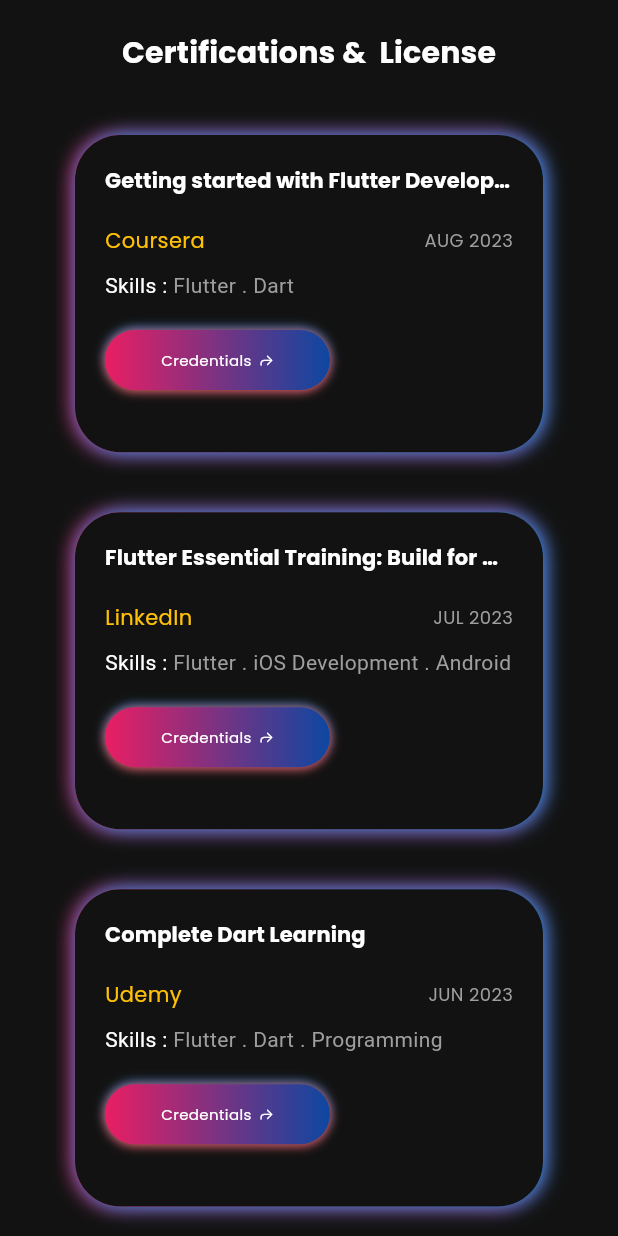
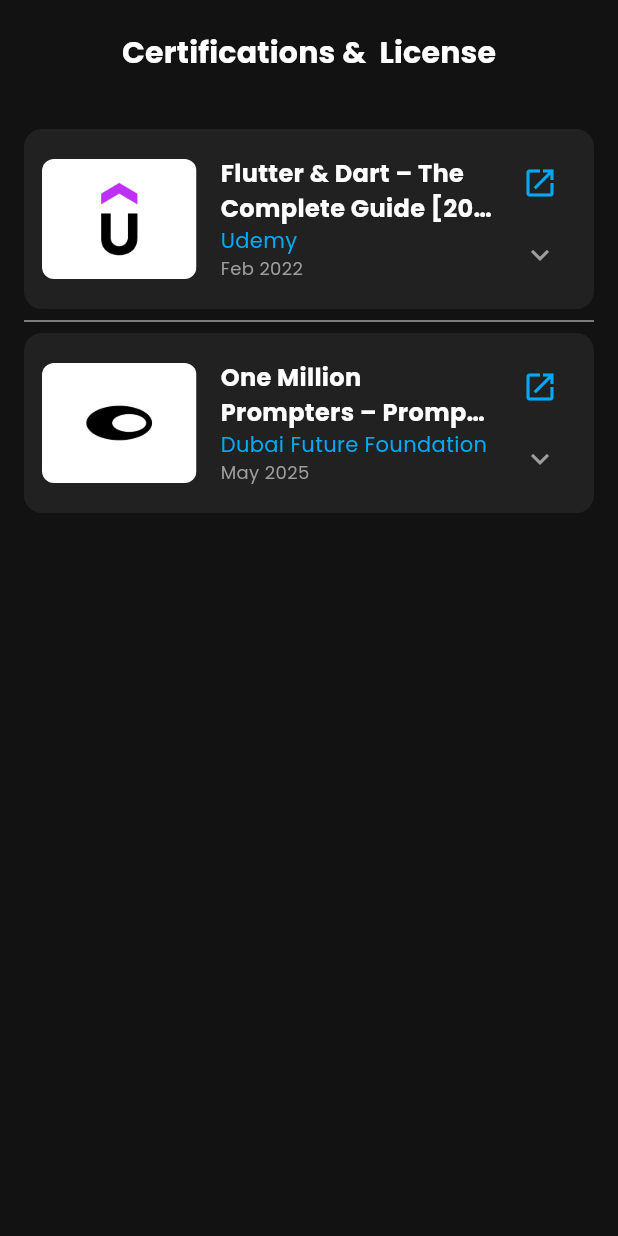
Before and after one commit to itsfahiz/fahiz-portfolio, a Flutter app: the Certifications screen opened directly, on a phone screen of 412 x 824 dp. Run offline on Flutter 3.47's test engine with Material 3 defaults, Android fonts, the phone set to English and light mode, and no system bars; our stand-ins replace flutter_svg, font_awesome_flutter, get, google_fonts, photo_view.

Commit message:
Refactors certification model and view components
Enhances the `CertificateModel` class with new fields like `credentialId`, `credentialUrl`, `description`, and `logoAsset` for better data representation. Updates the certification list with detailed course descriptions and logos.

Replaces the certification grid view with a simplified list view in the UI for improved user experience and code maintainability. Removes unused components like `CertificateGrid` and `CertificateStack`.

Adds a new asset directory for certification logos in `pubspec.yaml`.

```diff
--- a/lib/model/certificate_model.dart
+++ b/lib/model/certificate_model.dart
@@ -2,103 +2,47 @@
   final String name;
   final String organization;
   final String date;
+  final String credentialId;
   final String skills;
-  final String credential;
+  final String credentialUrl;
+  final String description;
+  final String logoAsset;
 
   CertificateModel({
     required this.name,
     required this.organization,
     required this.date,
+    required this.credentialId,
     required this.skills,
-    required this.credential,
+    required this.credentialUrl,
+    required this.description,
+    required this.logoAsset,
   });
 }
 
 List<CertificateModel> certificateList = [
   CertificateModel(
-    name: 'Getting started with Flutter Development',
-    organization: 'Coursera',
-    date: 'AUG 2023',
-    skills: 'Flutter . Dart',
-    credential:  'https://www.coursera.org/account/accomplishments/certificate/HQ4LFHSF4LKZ',
+    name: 'Flutter & Dart – The Complete Guide [2025 Edition]',
+    organization: 'Udemy',
+    date: 'Feb 2022',
+    credentialId: 'UC-4f187c7e-eab8-47f1-8dc1-98dc8a3140f9',
+    skills:
+        'Flutter Mobile App Development, Dart Programming Language, +8 skills',
+    credentialUrl:
+        'https://www.udemy.com/certificate/UC-4f187c7e-eab8-47f1-8dc1-98dc8a3140f9/',
+    description:
+        'Completed a 30-hour comprehensive course on Flutter and Dart, covering mobile app development, state management, UI/UX design, backend integration, and deployment. Gained hands-on experience building cross-platform applications using real-world projects.',
+    logoAsset: 'assets/certificate/logos/Udemy-Logo.png',
   ),
   CertificateModel(
-    name: 'Flutter Essential Training: Build for Multiple Platforms',
-    organization: 'LinkedIn',
-    date: 'JUL 2023',
-    skills: 'Flutter . iOS Development . Android Development',
-    credential:  'https://www.linkedin.com/learning/certificates/450fc4e2f495726aea50a067caf586869ccf0cb92ebcc5a4c7b5648a95754a8f',
+    name: 'One Million Prompters – Prompt Engineering Certification',
+    organization: 'Dubai Future Foundation',
+    date: 'May 2025',
+    credentialId: 'yCNuqw2XUlGZ',
+    skills: 'Prompt Engineering, Artificial Intelligence, +3 skills',
+    credentialUrl: 'https://omp.dub.ai/certificate/yCNuqw2XUlGZ',
+    description:
+        'Successfully completed the One Million Prompters initiative by the Dubai Future Foundation and Dubai Centre for Artificial Intelligence, focused on developing core skills in Prompt Engineering for AI systems. This program empowers participants to thrive in AI-driven industries through hands-on learning in generative AI, prompt design, and AI-powered productivity.',
+    logoAsset: 'assets/certificate/logos/dubai_future_foundation.jpg',
   ),
-  CertificateModel(
-    name: 'Complete Dart Learning',
-    organization: 'Udemy',
-    date: 'JUN 2023',
-    skills: 'Flutter . Dart . Programming',
-    credential:  'https://www.udemy.com/certificate/UC-5b01c756-0d20-4342-94e6-9d5860d1c95e/',
-  ),
-  CertificateModel(
-    name: 'Flutter REST Movie App',
-    organization: 'Udemy',
-    date: 'AUG 2023',
-    skills: 'Flutter . Rest API\'s . Cloud',
-    credential:  'https://www.udemy.com/certificate/UC-22efc7ca-3df5-4f26-8025-4a1bd2672f19/',
-  ),
-  CertificateModel(
-    name: 'Modularizing and Organizing Flutter Code',
-    organization: 'LinkedIn',
-    date: 'JUL 2023',
-    skills: 'Flutter . Clean Architecture',
-    credential:  'https://www.linkedin.com/learning/certificates/686276fa42629d4f1291da79ea46bfde0222954b60297a2e728c770768f23407',
-  ),
-  CertificateModel(
-    name: 'Powering Your App with Live Web Data',
-    organization: 'LinkedIn',
-    date: 'JUL 2023',
-    skills: 'Flutter . Dart . Firebase . API\'s',
-    credential:  'https://www.linkedin.com/learning/certificates/643f05463ae529f24bd9ea66a6ead9a20469bdb875a9ddda048c698eda3ee7c1',
-  ),
-  CertificateModel(
-    name: 'Firebase Cloud Firestore',
-    organization: 'LinkedIn',
-    date: 'JUL 2023',
-    skills: 'Flutter . Dart . Firebase . FireStore',
-    credential:  'https://www.linkedin.com/learning/certificates/8f8be25531d2bcdbab1972482150277f9a239a13ba4d314c0574638bf28d07d2',
-  ),
-  CertificateModel(
-    name: 'Android App Security',
-    organization: 'LinkedIn',
-    date: 'JUL 2023',
-    skills: 'Pentesting . Android App',
-    credential:  'https://www.linkedin.com/learning/certificates/1c6581b35d06edfbd6275d09e84b068e813880bf7d217b703716962d7aca3518',
-  ),
-  CertificateModel(
-    name: 'Foundations of Cybersecurity',
-    organization: 'Grow with Google on Coursera',
-    date: 'JUL 2023',
-    skills: 'Ethical Hacking . Linux . Cyber Security ',
-    credential:  'https://coursera.org/share/67e5cb0dd7c478f1d7ec81079c3a40b8',
-  ),
-  CertificateModel(
-    name: 'HTML, CSS, and Javascript for Web Developers',
-    organization: 'JUL Coursera',
-    date: 'JUL 2023',
-    skills: 'HTML . CSS . JS . Web Development',
-    credential:  'https://coursera.org/share/67e5cb0dd7c478f1d7ec81079c3a40b8',
-  ),
-  CertificateModel(
-    name: 'Network Defense Essentials (NDE)',
-    organization: 'EC-Council',
-    date: 'JUL 2023',
-    skills: 'Cyber Security . Networking ',
-    credential:  'https://codered.eccouncil.org/certificate/43a2d2a7-40ed-4230-9e65-a9aa0935e651?logged=false',
-  ),
-
-
-
-
-
-
-
-
-
 ];
--- a/lib/view/certifications/certifications.dart
+++ b/lib/view/certifications/certifications.dart
@@ -4,11 +4,13 @@
 import 'package:get/get.dart';
 import '../../res/constants.dart';
 import '../../view model/responsive.dart';
-import 'components/certification_grid.dart';
+import 'components/certification_list.dart';
 
 class Certifications extends StatelessWidget {
   final controller = Get.put(CertificationController());
+
   Certifications({super.key});
+
   @override
   Widget build(BuildContext context) {
     return Scaffold(
@@ -19,15 +21,7 @@
             const SizedBox(height: defaultPadding),
           const TitleText(prefix: 'Certifications & ', title: 'License'),
           const SizedBox(height: defaultPadding),
-          Expanded(
-            child: Responsive(
-              desktop: CertificateGrid(crossAxisCount: 3, ratio: 1.5),
-              extraLargeScreen: CertificateGrid(crossAxisCount: 4, ratio: 1.6),
-              largeMobile: CertificateGrid(crossAxisCount: 1, ratio: 1.8),
-              mobile: CertificateGrid(crossAxisCount: 1, ratio: 1.4),
-              tablet: CertificateGrid(ratio: 1.7, crossAxisCount: 2),
-            ),
-          ),
+          Expanded(child: CertificateList()),
         ],
       ),
     );
--- a/lib/view/certifications/components/certificates_details.dart
+++ /dev/null
@@ -1,123 +0,0 @@
-import 'package:flutter/cupertino.dart';
-import 'package:flutter/material.dart';
-import 'package:get/get.dart';
-import 'package:url_launcher/url_launcher.dart';
-import '../../../model/certificate_model.dart';
-import '../../../res/constants.dart';
-import '../../../view model/getx_controllers/certification_controller.dart';
-
-class CertificateStack extends StatelessWidget {
-  final controller = Get.put(CertificationController());
-  CertificateStack({super.key, required this.index});
-  final int index;
-  @override
-  Widget build(BuildContext context) {
-    return InkWell(
-      onHover: (value) {
-        controller.onHover(index, value);
-      },
-      onTap: () {},
-      borderRadius: BorderRadius.circular(30),
-      child: AnimatedContainer(
-        padding: const EdgeInsets.all(defaultPadding),
-        height: double.infinity,
-        width: double.infinity,
-        decoration: BoxDecoration(
-          borderRadius: BorderRadius.circular(30),
-          color: bgColor,
-        ),
-        duration: const Duration(milliseconds: 500),
-        child: SingleChildScrollView(
-          child: Column(
-            crossAxisAlignment: CrossAxisAlignment.start,
-            children: [
-              Text(
-                certificateList[index].name,
-                style: Theme.of(context).textTheme.titleSmall!.copyWith(
-                  color: Colors.white,
-                  fontWeight: FontWeight.bold,
-                ),
-                maxLines: 1,
-                overflow: TextOverflow.ellipsis,
-              ),
-              const SizedBox(height: defaultPadding),
-              Row(
-                mainAxisAlignment: MainAxisAlignment.spaceBetween,
-                children: [
-                  Text(
-                    certificateList[index].organization,
-                    style: const TextStyle(color: Colors.amber),
-                  ),
-                  Text(
-                    certificateList[index].date,
-                    style: const TextStyle(color: Colors.grey, fontSize: 12),
-                  ),
-                ],
-              ),
-              const SizedBox(height: defaultPadding / 2),
-              Text.rich(
-                maxLines: 1,
-                TextSpan(
-                  text: 'Skills : ',
-                  style: const TextStyle(color: Colors.white),
-                  children: [
-                    TextSpan(
-                      text: certificateList[index].skills,
-                      style: const TextStyle(
-                        color: Colors.grey,
-                        overflow: TextOverflow.ellipsis,
-                      ),
-                    ),
-                  ],
-                ),
-              ),
-              const SizedBox(height: defaultPadding),
-              InkWell(
-                onTap: () {
-                  launchUrl(Uri.parse(certificateList[index].credential));
-                },
-                child: Container(
-                  height: 40,
-                  width: 150,
-                  decoration: BoxDecoration(
-                    borderRadius: BorderRadius.circular(30),
-                    gradient: LinearGradient(
-                      colors: [Colors.pink, Colors.blue.shade900],
-                    ),
-                    boxShadow: const [
-                      BoxShadow(
-                        color: Colors.blue,
-                        offset: Offset(0, -1),
-                        blurRadius: 5,
-                      ),
-                      BoxShadow(
-                        color: Colors.red,
-                        offset: Offset(0, 1),
-                        blurRadius: 5,
-                      ),
-                    ],
-                  ),
-                  child: const Row(
-                    mainAxisAlignment: MainAxisAlignment.center,
-                    children: [
-                      Text(
-                        'Credentials',
-                        style: TextStyle(color: Colors.white, fontSize: 10),
-                      ),
-                      SizedBox(width: 5),
-                      Icon(
-                        CupertinoIcons.arrow_turn_up_right,
-                        color: Colors.white,
-                        size: 10,
-                      ),
-                    ],
-                  ),
-                ),
-              ),
-            ],
-          ),
-        ),
-      ),
-    );
-  }
-}
--- a/lib/view/certifications/components/certification_grid.dart
+++ /dev/null
@@ -1,46 +0,0 @@
-import 'package:flutter/material.dart';
-import 'package:get/get.dart';
-import '../../../model/certificate_model.dart';
-import '../../../res/constants.dart';
-import '../../../view model/getx_controllers/certification_controller.dart';
-import 'certificates_details.dart';
-class CertificateGrid extends StatelessWidget {
-  final int crossAxisCount;
-  final double ratio;
-  CertificateGrid({super.key, this.crossAxisCount = 3,  this.ratio=1.3});
-  final controller = Get.put(CertificationController());
-  @override
-  Widget build(BuildContext context) {
-    return GridView.builder(
-      padding: const EdgeInsets.symmetric(horizontal: 30),
-      itemCount: certificateList.length,
-      gridDelegate:  SliverGridDelegateWithFixedCrossAxisCount(
-          crossAxisCount: crossAxisCount, childAspectRatio: ratio),
-      itemBuilder: (context, index) {
-        return Obx(() => AnimatedContainer(
-            duration: const Duration(milliseconds: 200),
-            margin: const EdgeInsets.symmetric(
-                vertical: defaultPadding, horizontal: defaultPadding),
-            decoration: BoxDecoration(
-                borderRadius: BorderRadius.circular(30),
-                gradient: const LinearGradient(colors: [
-                  Colors.pinkAccent,
-                  Colors.blue,
-                ]),
-                boxShadow:  [
-                  BoxShadow(
-                    color: Colors.pink,
-                    offset: const Offset(-2, 0),
-                    blurRadius: controller.hovers[index] ? 20 : 10,
-                  ),
-                  BoxShadow(
-                    color: Colors.blue,
-                    offset: const Offset(2, 0),
-                    blurRadius: controller.hovers[index] ? 20 : 10,),
-                ]),
-            child: CertificateStack(index: index)
-        ));
-      },
-    );
-  }
-}
--- /dev/null
+++ b/lib/view/certifications/components/certification_list.dart
@@ -0,0 +1,171 @@
+import 'package:flutter/material.dart';
+import 'package:get/get.dart';
+import 'package:url_launcher/url_launcher.dart';
+import '../../../model/certificate_model.dart';
+import '../../../res/constants.dart';
+
+class CertificateList extends StatefulWidget {
+  const CertificateList({super.key});
+
+  @override
+  _CertificateListState createState() => _CertificateListState();
+}
+
+class _CertificateListState extends State<CertificateList> {
+  final Set<int> _expandedIndexes = {};
+
+  bool _isLargeScreen(BuildContext context) =>
+      MediaQuery.of(context).size.width >= 1024;
+
+  @override
+  Widget build(BuildContext context) {
+    final isLargeScreen = _isLargeScreen(context);
+
+    return ListView.separated(
+      padding: const EdgeInsets.all(16),
+      itemCount: certificateList.length,
+      separatorBuilder: (context, index) => const Divider(color: Colors.grey),
+      itemBuilder: (context, index) {
+        final cert = certificateList[index];
+        final isExpanded = isLargeScreen || _expandedIndexes.contains(index);
+
+        return Container(
+          decoration: BoxDecoration(
+            borderRadius: BorderRadius.circular(12),
+            color: Colors.grey.shade900,
+          ),
+          padding: const EdgeInsets.all(12),
+          child: Row(
+            children: [
+              SizedBox(
+                width: MediaQuery.of(context).size.width * 0.25,
+                height: isLargeScreen ? 120 : 80, // Increased height on web
+                child: ClipRRect(
+                  borderRadius: BorderRadius.circular(8),
+                  child: Container(
+                    color: Colors.white,
+                    padding: const EdgeInsets.all(8),
+                    child:
+                        cert.logoAsset.isNotEmpty
+                            ? Image.asset(cert.logoAsset, fit: BoxFit.contain)
+                            : Container(
+                              decoration: BoxDecoration(
+                                borderRadius: BorderRadius.circular(8),
+                                gradient: const LinearGradient(
+                                  colors: [primaryColor, secondaryColor],
+                                ),
+                              ),
+                              child: const Icon(
+                                Icons.school,
+                                color: Colors.white,
+                              ),
+                            ),
+                  ),
+                ),
+              ),
+              const SizedBox(width: 16),
+              Expanded(
+                child: Column(
+                  crossAxisAlignment: CrossAxisAlignment.start,
+                  children: [
+                    Text(
+                      cert.name,
+                      style: const TextStyle(
+                        fontWeight: FontWeight.bold,
+                        fontSize: 16,
+                        color: Colors.white,
+                      ),
+                      maxLines: 2,
+                      overflow: TextOverflow.ellipsis,
+                    ),
+                    Text(
+                      cert.organization,
+                      style: const TextStyle(
+                        color: Colors.lightBlue,
+                        fontSize: 14,
+                      ),
+                    ),
+                    Text(
+                      cert.date,
+                      style: const TextStyle(color: Colors.grey, fontSize: 12),
+                    ),
+                    if (isExpanded) ...[
+                      const SizedBox(height: 6),
+                      Text(
+                        'Credential ID: ${cert.credentialId}',
+                        style: const TextStyle(
+                          color: Colors.grey,
+                          fontSize: 12,
+                          fontStyle: FontStyle.italic,
+                        ),
+                      ),
+                      const SizedBox(height: 6),
+                      Text(
+                        'Skills: ${cert.skills}',
+                        style: TextStyle(color: Colors.grey[300], fontSize: 13),
+                      ),
+                      const SizedBox(height: 6),
+                      Text(
+                        cert.description,
+                        style: TextStyle(color: Colors.grey[300], fontSize: 13),
+                      ),
+                    ],
+                  ],
+                ),
+              ),
+
+              if (!isLargeScreen) ...[
+                const SizedBox(width: 8),
+                Column(
+                  mainAxisAlignment: MainAxisAlignment.spaceBetween,
+                  children: [
+                    IconButton(
+                      icon: const Icon(
+                        Icons.open_in_new,
+                        color: Colors.lightBlue,
+                      ),
+                      tooltip: 'View Credential',
+                      onPressed: () => _launchCredential(cert.credentialUrl),
+                    ),
+                    IconButton(
+                      icon: Icon(
+                        isExpanded ? Icons.expand_less : Icons.expand_more,
+                        color: Colors.grey,
+                      ),
+                      tooltip: isExpanded ? 'Collapse' : 'Expand',
+                      onPressed: () {
+                        setState(() {
+                          if (isExpanded) {
+                            _expandedIndexes.remove(index);
+                          } else {
+                            _expandedIndexes.add(index);
+                          }
+                        });
+                      },
+                    ),
+                  ],
+                ),
+              ] else ...[
+                // On large screen, only show the link icon
+                IconButton(
+                  icon: const Icon(Icons.open_in_new, color: secondaryColor),
+                  tooltip: 'View Credential',
+                  onPressed: () => _launchCredential(cert.credentialUrl),
+                ),
+              ],
+            ],
+          ),
+        );
+      },
+    );
+  }
+
+  void _launchCredential(String url) async {
+    final uri = Uri.tryParse(url);
+    if (uri != null && await canLaunchUrl(uri)) {
+      await launchUrl(uri);
+    } else {
+      Get.snackbar("Error", "Could not open credential link");
+    }
+  }
+}
--- a/pubspec.yaml
+++ b/pubspec.yaml
@@ -69,6 +69,7 @@
     - assets/images/mbc/
     - assets/images/bos/
     - assets/images/mypath/
+    - assets/certificate/logos/
   #   - images/a_dot_ham.jpeg
   #   - images/a_dot_ham.jpeg
 
```
Also changed, not shown: assets/certificate/logos/Udemy-Logo.png (added), assets/certificate/logos/dubai_future_foundation.jpg (added).
